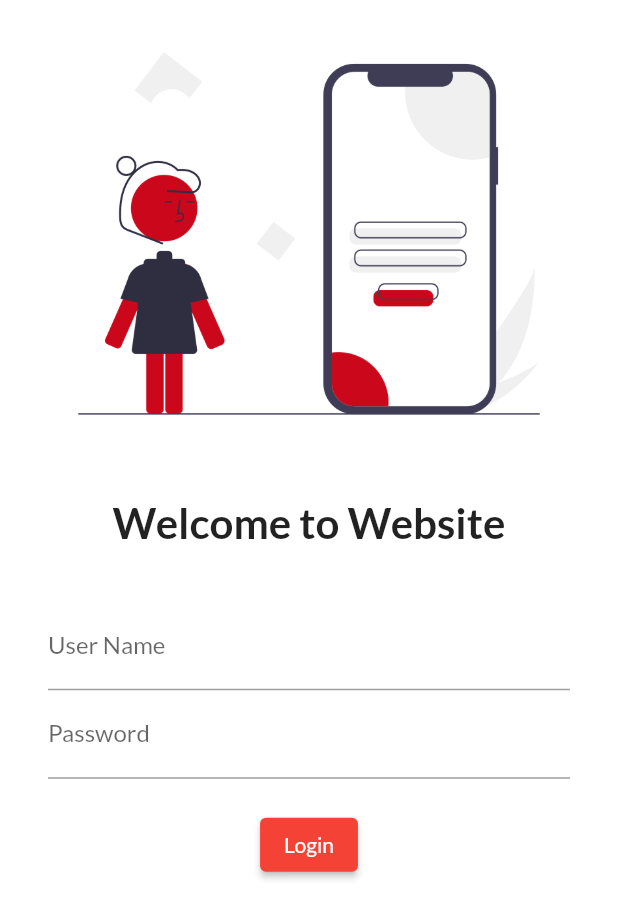
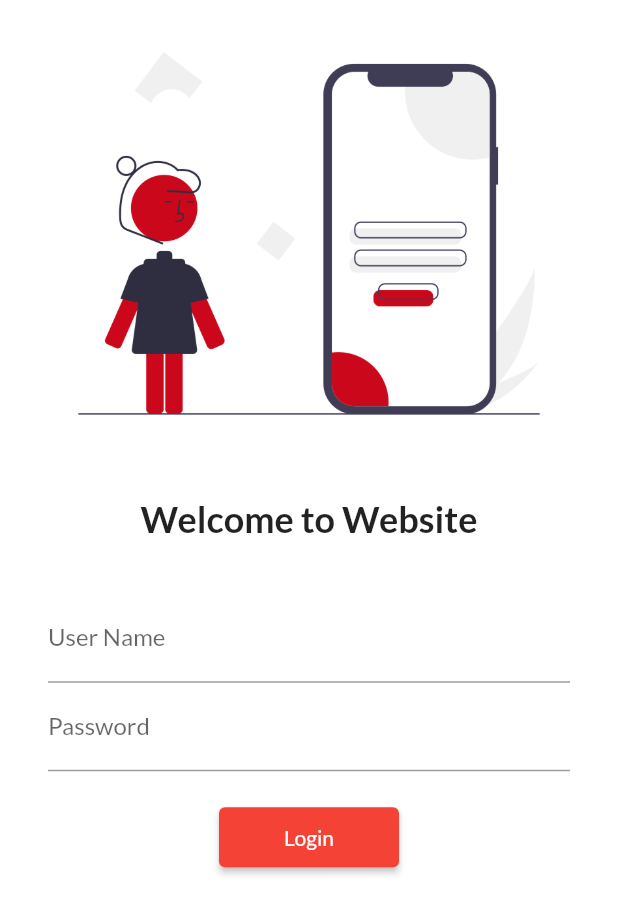
Before and after one commit to Githubsaveme/flutterlearn, a Flutter app: the screen it shows after launch, on a phone screen of 412 x 824 dp. Shown: the top 919 px of the screen. Run offline on Flutter 3.47's test engine with Material 2 defaults, Android fonts, the phone set to English and light mode, and no system bars; our stand-ins replace google_fonts.

Commit message:
day5 completed

```diff
--- a/lib/main.dart
+++ b/lib/main.dart
@@ -2,6 +2,7 @@
 
 import 'package:flutter/material.dart';
 import 'package:flutter_catalog/pages/home_page.dart';
+import 'package:flutter_catalog/utils/routes.dart';
 import 'package:google_fonts/google_fonts.dart';
 import 'package:flutter_catalog/pages/login_page.dart';
 
@@ -20,13 +21,17 @@ class Catalog extends StatelessWidget {
         fontFamily: GoogleFonts.lato().fontFamily,
         ),
 
+     // debugShowCheckedModeBanner: false,
+
         darkTheme: ThemeData(
         brightness: Brightness.dark,
       ),
       initialRoute: "/",
       routes: {
         "/": (context) => LoginPage(),
-        "/home": (context) => Homepage(),
+      MyRoutes.homeRoute: (context) => Homepage(),
+      MyRoutes.loginRoute: (context) => LoginPage(),
+
       },
     );
   }
--- a/lib/pages/login_page.dart
+++ b/lib/pages/login_page.dart
@@ -1,10 +1,12 @@
 import 'package:flutter/material.dart';
+import 'package:flutter_catalog/utils/routes.dart';
 
 class LoginPage extends StatelessWidget {
   @override
   Widget build(BuildContext context) {
     return Material(
         color: Colors.white,
+        child: SingleChildScrollView(
           child: Column(
             children: [
               Image.asset(
@@ -14,14 +16,14 @@ class LoginPage extends StatelessWidget {
               SizedBox(height: 20),
               Text(
                 "Welcome to Website",
-              style: TextStyle(fontSize: 28, fontWeight: FontWeight.bold),
+                style: TextStyle(fontSize: 24, fontWeight: FontWeight.bold),
               ),
               SizedBox(
                 height: 20,
               ),
               Padding(
-              padding:
-                  const EdgeInsets.symmetric(vertical: 16.0, horizontal: 32.0),
+                padding: const EdgeInsets.symmetric(
+                    vertical: 16.0, horizontal: 32.0),
                 child: Column(
                   children: [
                     TextField(
@@ -42,15 +44,16 @@ class LoginPage extends StatelessWidget {
                     ),
                     ElevatedButton(
                       child: Text("Login"),
-                      style: TextButton.styleFrom(),
+                      style: TextButton.styleFrom(minimumSize: Size(120, 40)),
                       onPressed: () {
-                        print("Login");
+                        Navigator.pushNamed(context, MyRoutes.homeRoute);
                       },
                     )
                   ],
                 ),
               )
             ],
+          ),
         ));
   }
 }
--- /dev/null
+++ b/lib/utils/routes.dart
@@ -0,0 +1,4 @@
+class MyRoutes {
+  static String loginRoute = "/login";
+  static String homeRoute = "/home";
+}
```
Lines whose indentation alone changed are shown as unchanged.
